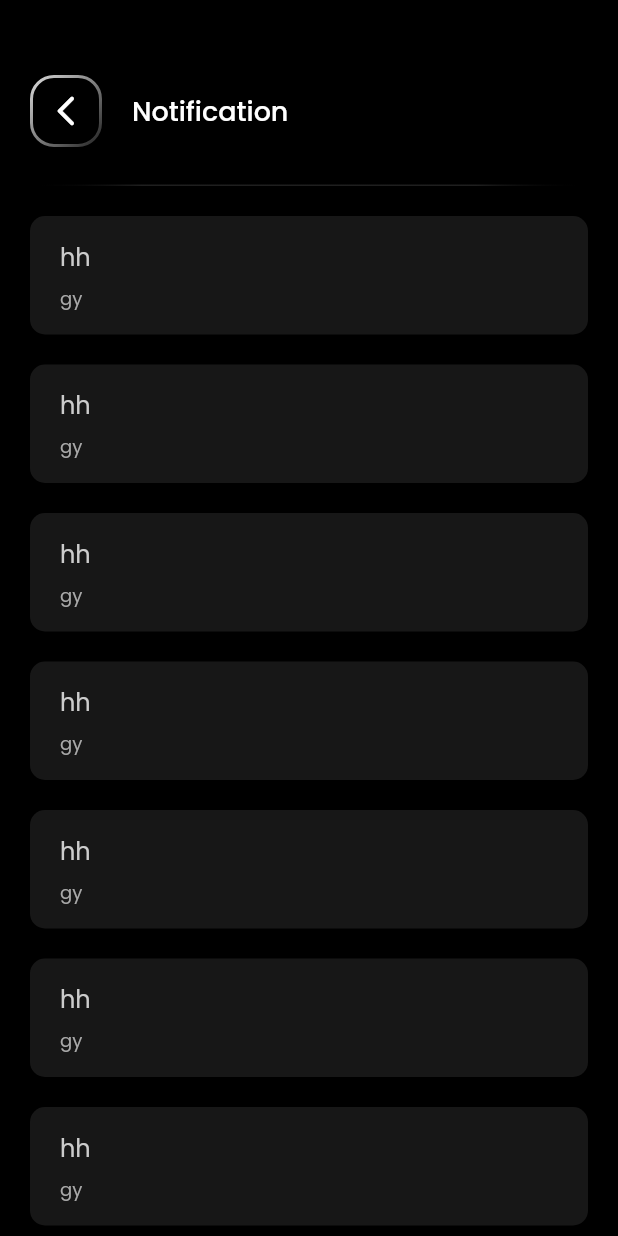
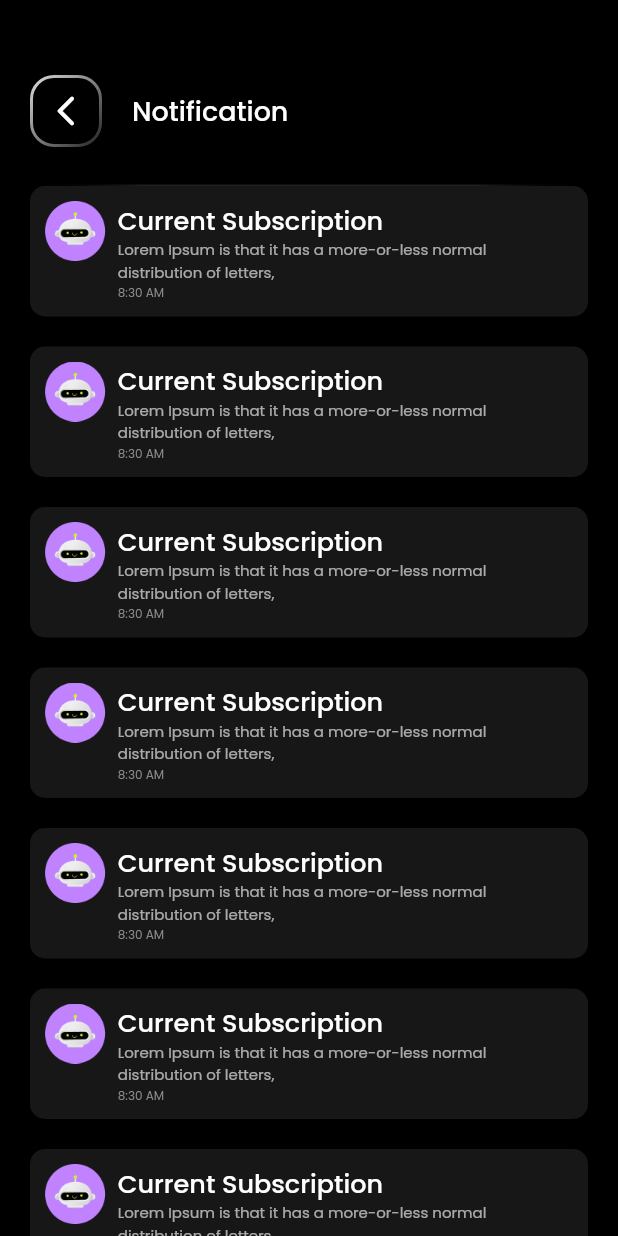
Before and after one commit to TecOrb-Developers/ai-_chatbot-app, a Flutter app: the NotificationScreen screen opened directly, on a phone screen of 412 x 824 dp. Run offline on Flutter 3.47's test engine with Material 2 defaults, Android fonts, the phone set to English and light mode, and no system bars; our stand-ins replace country_picker, dio, firebase_auth, firebase_core, flutter_slidable, flutter_spinkit and 7 more; missing offline and left inert: flutter_stripe; accounts and stored records are empty; generated files the repository leaves out were written again; network calls fail; statements that could not run were skipped.

Commit message:
notification screen and mic functionality done

```diff
--- a/lib/controllers/profile_controller.dart
+++ b/lib/controllers/profile_controller.dart
@@ -39,7 +39,7 @@ class ProfileController extends GetxController {
       print('getProfile--$response');
       if (response['code'] == 200) {
         isLoading = false;
-
+        update();
         print('ok');
         subscribeType = response['data']['subscriptionType'].toString();
         subscription = response['data']['subscription'];
@@ -69,6 +69,7 @@ class ProfileController extends GetxController {
       print("no");
       print(e);
     }
+    isLoading = false;
 
     update();
   }
--- a/lib/screens/notification_screen/notification_screen.dart
+++ b/lib/screens/notification_screen/notification_screen.dart
@@ -1,4 +1,5 @@
 import 'package:ai_chatbot_flutter/utils/colors.dart';
+import 'package:ai_chatbot_flutter/utils/image_assets.dart';
 import 'package:ai_chatbot_flutter/utils/text_styles.dart';
 import 'package:ai_chatbot_flutter/utils/ui_parameters.dart';
 import 'package:ai_chatbot_flutter/widgets/custom_app_bar.dart';
@@ -33,7 +34,7 @@ class _NotificationScreenState extends State<NotificationScreen> {
                 ),
                 title: 'Notification'),
             const GradientHorizontalDivider(),
-            const SizedBox(height: 20),
+            // const SizedBox(height: 10),
             Expanded(
               child: ListView.builder(
                 itemCount: 10,
@@ -47,25 +48,40 @@ class _NotificationScreenState extends State<NotificationScreen> {
                         color: kchatBodyColor,
                         borderRadius: BorderRadius.circular(10)),
                     padding: const EdgeInsets.symmetric(
-                        horizontal: 20, vertical: 15),
+                        horizontal: 10, vertical: 10),
+                    child: Row(
+                      crossAxisAlignment: CrossAxisAlignment.start,
+                      children: [
+                        notificationBotIcon,
+                        SizedBox(
+                          width: 8,
+                        ),
+                        Expanded(
                           child: Column(
                             crossAxisAlignment: CrossAxisAlignment.start,
                             children: [
                               Text(
-                          'hh',
-                          style: poppinsRegTextStyle.copyWith(
-                            fontSize: 16,
-                            color: klightTextColor,
+                                'Current Subscription',
+                                style: poppinsMedTextStyle.copyWith(
+                                  color: Colors.white,
+                                  fontSize: 17,
                                 ),
                               ),
-                        SizedBox(
-                          height: 7,
+                              Text(
+                                'Lorem Ipsum is that it has a more-or-less normal distribution of letters,',
+                                style: poppinsRegTextStyle.copyWith(
+                                  fontSize: 10,
+                                  color: Colors.white.withOpacity(0.63),
+                                ),
                               ),
                               Text(
-                          'gy',
+                                '8:30 AM',
                                 style: poppinsRegTextStyle.copyWith(
-                            fontSize: 12,
-                            color: kgrayColor,
+                                  fontSize: 8,
+                                  color: klightwhiteColor,
+                                ),
+                              ),
+                            ],
                           ),
                         ),
                       ],
--- a/lib/utils/colors.dart
+++ b/lib/utils/colors.dart
@@ -8,3 +8,4 @@ const kchatBodyColor = Color(0xff171717);
 const klightTextColor = Color(0xffCCCCCC);
 const kdarkTextColor = Color(0xff646464);
 const kIconContainerBoxColor = Color(0xff262626);
+const klightwhiteColor = Color(0xff8C8C8C);
--- a/lib/utils/image_assets.dart
+++ b/lib/utils/image_assets.dart
@@ -239,3 +239,7 @@ const selectedyearlyIcon = Image(
 const successfullpaymentIcon = Image(
   image: AssetImage("assets/images/successfulpayment.png"),
 );
+
+const notificationBotIcon = Image(
+  image: AssetImage("assets/images/notificationBot.png"),
+);
--- a/lib/utils/util.dart
+++ b/lib/utils/util.dart
@@ -65,5 +65,6 @@ void showCountryPickerBottomSheet(BuildContext context) {
 final emailRegExp = RegExp(
     r'^(([^<>()[\]\\.,;:\s@\"]+(\.[^<>()[\]\\.,;:\s@\"]+)*)|(\".+\"))@((\[[0-9]{1,3}\.[0-9]{1,3}\.[0-9]{1,3}\.[0-9]{1,3}\])|(([a-zA-Z\-0-9]+\.)+[a-zA-Z]{2,}))$');
 
-final nameRegExp =
-    RegExp(r"^[a-zA-Z]+(([',. -][a-zA-Z ])?[a-zA-Z]*)*$", caseSensitive: false);
+final nameRegExp = RegExp(
+  r"^[a-zA-Z]+(([',. -][a-zA-Z ])?[a-zA-Z]*)*$",
+);
--- a/lib/widgets/profile_container.dart
+++ b/lib/widgets/profile_container.dart
@@ -58,6 +58,9 @@ class ProfileContainer extends StatelessWidget {
                   fontSize: 16,
                   color: Colors.white,
                 ),
+                focusedErrorBorder: OutlineInputBorder(
+                    borderRadius: BorderRadius.circular(12),
+                    borderSide: const BorderSide(color: kchatBodyColor)),
                 focusedBorder: OutlineInputBorder(
                     borderRadius: BorderRadius.circular(12),
                     borderSide: const BorderSide(color: kchatBodyColor)),
@@ -72,7 +75,8 @@ class ProfileContainer extends StatelessWidget {
                   color: Colors.white,
                 ),
                 border: OutlineInputBorder(
-                    borderRadius: BorderRadius.circular(12))),
+                    borderRadius: BorderRadius.circular(12),
+                    borderSide: const BorderSide(color: kchatBodyColor))),
           )
         ],
       ),
```
Also changed, not shown: lib/screens/chat_screen/screen/chat_screen.dart (+20 -16 lines), lib/screens/home_screen/screen/home_screen.dart (+4 -18 lines), lib/screens/settings_screen/screen/settings_screen.dart (+10 -1 lines), lib/widgets/bottom_bar.dart (+20 -1 lines), assets/images/2.0x/notificationBot.png (added), assets/images/3.0x/notificationBot.png (added), assets/images/notificationBot.png (added). Lines whose indentation alone changed are shown as unchanged.
